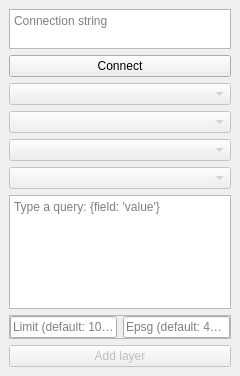
This is core/mongodb_layer_dockwidget_base.ui in rombru/mongodb_layer as Qt 5 draws it before an edit. The edited form follows.
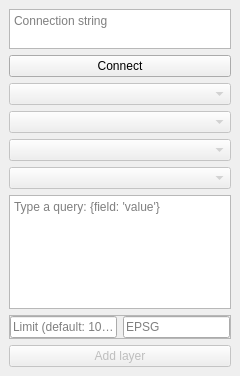
This is the edited form.

Commit message: fix: update support for epsgs

Patch:
```diff
--- a/core/mongodb_layer_dockwidget_base.ui
+++ b/core/mongodb_layer_dockwidget_base.ui
@@ -179,7 +179,7 @@
           <locale language="C" country="AnyCountry"/>
          </property>
          <property name="placeholderText">
-          <string>Epsg (default: 4326)</string>
+          <string>EPSG</string>
          </property>
         </widget>
        </item>
```
The commit also changes 2 other files.
